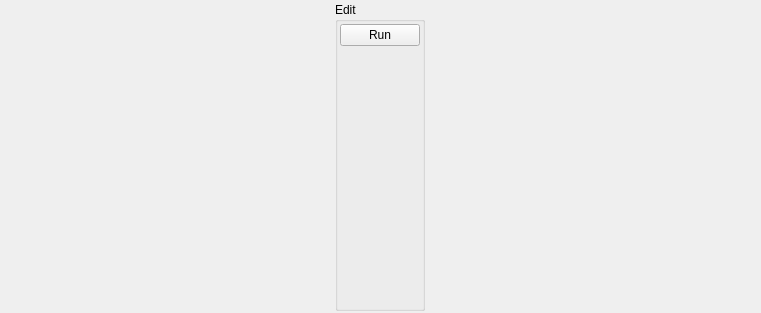
Old version of the form StageRunner/widgets/fxtimelineeditwidget.ui in the repository Pit1966/StageRunner.
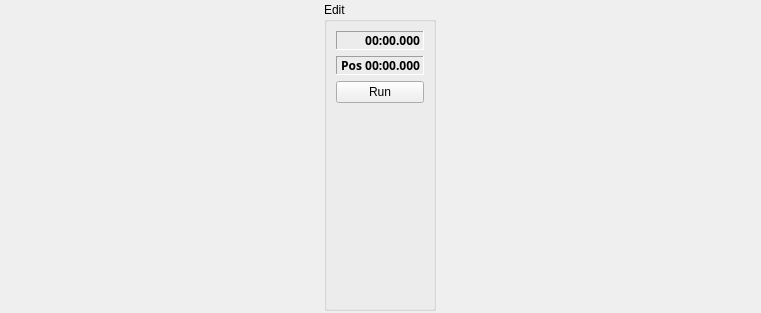
New version of the form.

Commit message:
More basic features for TimeLineWidget
Added TimeLineRuler

Patch:
```diff
--- a/StageRunner/widgets/fxtimelineeditwidget.ui
+++ b/StageRunner/widgets/fxtimelineeditwidget.ui
@@ -38,18 +38,70 @@
       <string>Edit</string>
      </property>
      <layout class="QVBoxLayout" name="verticalLayout">
-      <property name="leftMargin">
-       <number>2</number>
-      </property>
-      <property name="topMargin">
-       <number>2</number>
-      </property>
-      <property name="rightMargin">
-       <number>2</number>
-      </property>
-      <property name="bottomMargin">
-       <number>2</number>
-      </property>
+      <item>
+       <widget class="QLabel" name="timeCodeMouseLabel">
+        <property name="font">
+         <font>
+          <family>Source Code Pro</family>
+          <italic>false</italic>
+          <bold>true</bold>
+         </font>
+        </property>
+        <property name="frameShape">
+         <enum>QFrame::Panel</enum>
+        </property>
+        <property name="frameShadow">
+         <enum>QFrame::Sunken</enum>
+        </property>
+        <property name="lineWidth">
+         <number>1</number>
+        </property>
+        <property name="text">
+         <string>00:00.000</string>
+        </property>
+        <property name="scaledContents">
+         <bool>false</bool>
+        </property>
+        <property name="alignment">
+         <set>Qt::AlignRight|Qt::AlignTrailing|Qt::AlignVCenter</set>
+        </property>
+        <property name="margin">
+         <number>1</number>
+        </property>
+       </widget>
+      </item>
+      <item>
+       <widget class="QLabel" name="timeCodeCursorLabel">
+        <property name="font">
+         <font>
+          <family>Source Code Pro</family>
+          <italic>false</italic>
+          <bold>true</bold>
+         </font>
+        </property>
+        <property name="frameShape">
+         <enum>QFrame::Panel</enum>
+        </property>
+        <property name="frameShadow">
+         <enum>QFrame::Sunken</enum>
+        </property>
+        <property name="lineWidth">
+         <number>1</number>
+        </property>
+        <property name="text">
+         <string>Pos 00:00.000</string>
+        </property>
+        <property name="scaledContents">
+         <bool>false</bool>
+        </property>
+        <property name="alignment">
+         <set>Qt::AlignRight|Qt::AlignTrailing|Qt::AlignVCenter</set>
+        </property>
+        <property name="margin">
+         <number>1</number>
+        </property>
+       </widget>
+      </item>
       <item>
        <widget class="QPushButton" name="runButton">
         <property name="text">
```
The commit also changes 17 other files.
